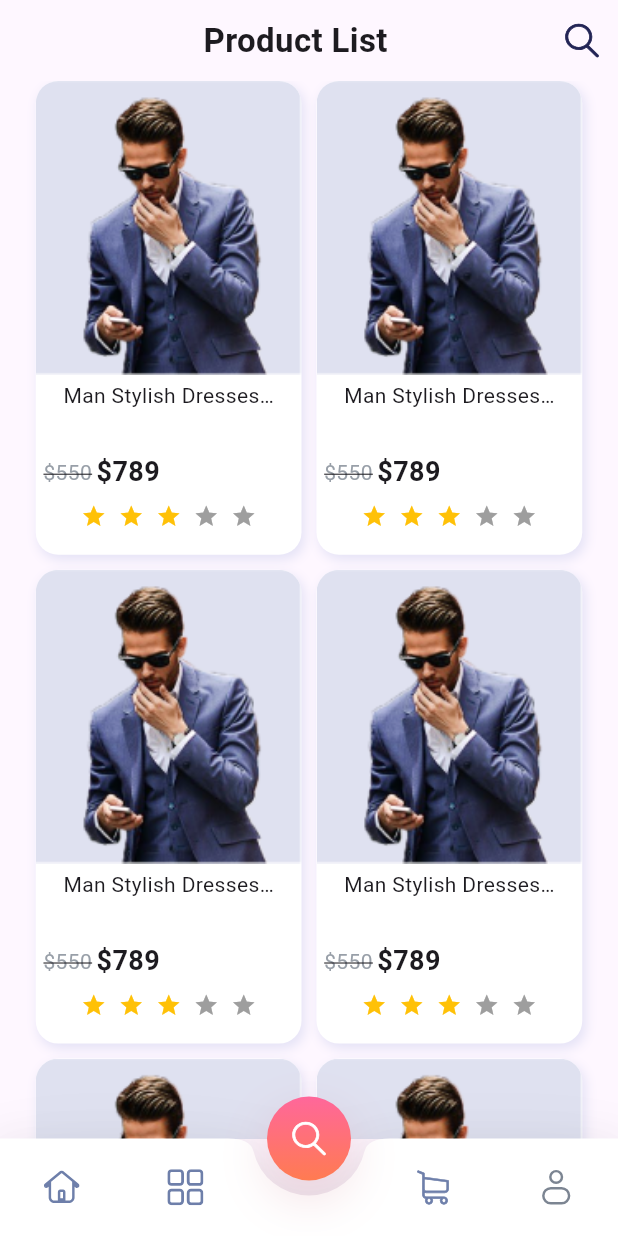
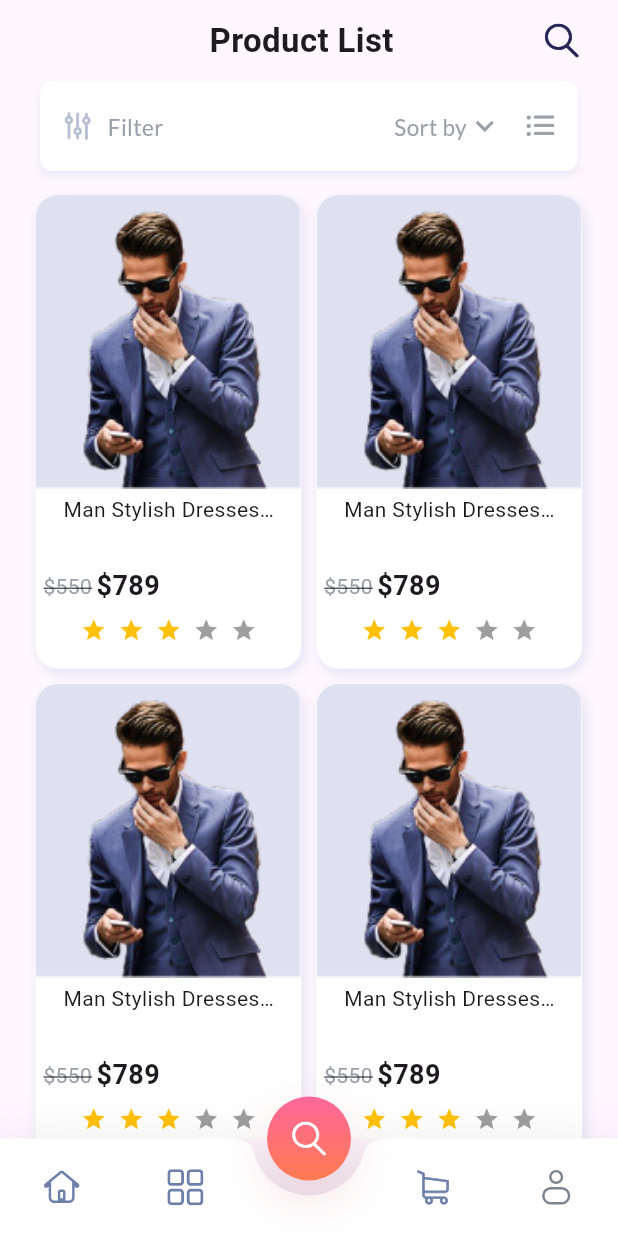
Before and after one commit to dv-mahbub/dokan, a Flutter app: the Homepage screen opened directly, on a phone screen of 412 x 824 dp. Run offline on Flutter 3.47's test engine with Material 3 defaults, Android fonts, the phone set to English and light mode, and no system bars; drawn by our look-alikes of flutter_rating_bar; our stand-ins replace flutter_screenutil, flutter_svg, gap, google_fonts.

Commit message:
product list page completed

```diff
--- a/lib/views/homepage.dart
+++ b/lib/views/homepage.dart
@@ -1,10 +1,14 @@
+import 'dart:developer';
+
 import 'package:dokan/components/constants/app_colors.dart';
 import 'package:dokan/components/constants/app_icons.dart';
+import 'package:dokan/components/global_widget/custom_bottom_sheet.dart';
 import 'package:dokan/components/global_widget/custom_icon.dart';
 import 'package:flutter/material.dart';
 import 'package:flutter_rating_bar/flutter_rating_bar.dart';
 import 'package:flutter_screenutil/flutter_screenutil.dart';
 import 'package:gap/gap.dart';
+import 'package:google_fonts/google_fonts.dart';
 
 class Homepage extends StatefulWidget {
   const Homepage({super.key});
@@ -15,6 +19,7 @@ class Homepage extends StatefulWidget {
 
 class _HomepageState extends State<Homepage> {
   int bodyIndex = 0;
+  String selectedFilter = '';
   @override
   Widget build(BuildContext context) {
     return Scaffold(
@@ -128,6 +133,23 @@ class _HomepageState extends State<Homepage> {
       ),
     );
   }
+
+  void showBottomSheet() {
+    showModalBottomSheet(
+      context: context,
+      // isDismissible: false,
+      builder: (BuildContext context) {
+        return CustomBottomSheet(
+          selectedFilter: selectedFilter,
+          onChange: (newValue) {
+            if (mounted) {
+              selectedFilter = newValue;
+              log(selectedFilter);
+            }
+          },
+        );
+      },
+    );
   }
 
   Widget homeBody(int index) {
@@ -141,12 +163,14 @@ Widget homeBody(int index) {
                 child: Row(
                   mainAxisAlignment: MainAxisAlignment.spaceBetween,
                   children: [
-                  Gap(30),
+                    Gap(40),
                     Text(
                       'Product List',
-                    style: TextStyle(fontSize: 22, fontWeight: FontWeight.w700),
+                      style:
+                          TextStyle(fontSize: 22, fontWeight: FontWeight.w700),
                     ),
                     IconButton(
+                      padding: EdgeInsets.only(right: 25),
                       onPressed: () {},
                       icon: SizedBox(
                         height: 25,
@@ -157,10 +181,72 @@ Widget homeBody(int index) {
                   ],
                 ),
               ),
+              InkWell(
+                onTap: () {
+                  showBottomSheet();
+                },
+                child: Container(
+                  width: .87.sw,
+                  height: 60,
+                  decoration: BoxDecoration(
+                    color: AppColors.whiteBg,
+                    borderRadius: BorderRadius.circular(8),
+                    boxShadow: [
+                      BoxShadow(
+                        color: AppColors.shadowColor.withOpacity(.1),
+                        blurRadius: 4,
+                        offset: const Offset(0, 3),
+                      ),
+                    ],
+                  ),
+                  child: Row(
+                    children: [
+                      Gap(15),
+                      AppIcon(
+                        AppIcons.filter,
+                        size: 20,
+                      ),
+                      Gap(10),
+                      Text(
+                        'Filter',
+                        style: GoogleFonts.lato(
+                          textStyle: TextStyle(
+                              fontSize: 15,
+                              fontWeight: FontWeight.w400,
+                              color: AppColors.greyText),
+                        ),
+                      ),
+                      Spacer(),
+                      Text(
+                        'Sort by',
+                        style: GoogleFonts.lato(
+                          textStyle: TextStyle(
+                              fontSize: 15,
+                              fontWeight: FontWeight.w400,
+                              color: AppColors.greyText),
+                        ),
+                      ),
+                      Icon(
+                        Icons.keyboard_arrow_down,
+                        color: AppColors.greyText,
+                      ),
+                      Gap(15),
+                      AppIcon(
+                        AppIcons.hamburger,
+                        size: 20,
+                        color: AppColors.greyText,
+                      ),
+                      Gap(15),
+                    ],
+                  ),
+                ),
+              ),
+              const Gap(4),
               Expanded(
                 child: SingleChildScrollView(
                   child: Column(
                     children: [
+                      const Gap(12),
                       SizedBox(
                         width: 1.sw,
                         child: Wrap(
@@ -279,3 +365,4 @@ Container productContainer() {
       ),
     );
   }
+}
--- a/pubspec.yaml
+++ b/pubspec.yaml
@@ -39,6 +39,8 @@ dependencies:
   flutter_svg: ^2.0.10+1
   flutter_rating_bar: ^4.0.1
   flutter_screenutil: ^5.9.3
+  google_fonts: ^6.2.1
+  path_provider: ^2.1.3
 
 dev_dependencies:
   flutter_test:
```
Also changed, not shown: lib/components/global_widget/custom_bottom_sheet.dart (added, +77 -0 lines), pubspec.lock, 1 other file. Lines whose indentation alone changed are shown as unchanged.
